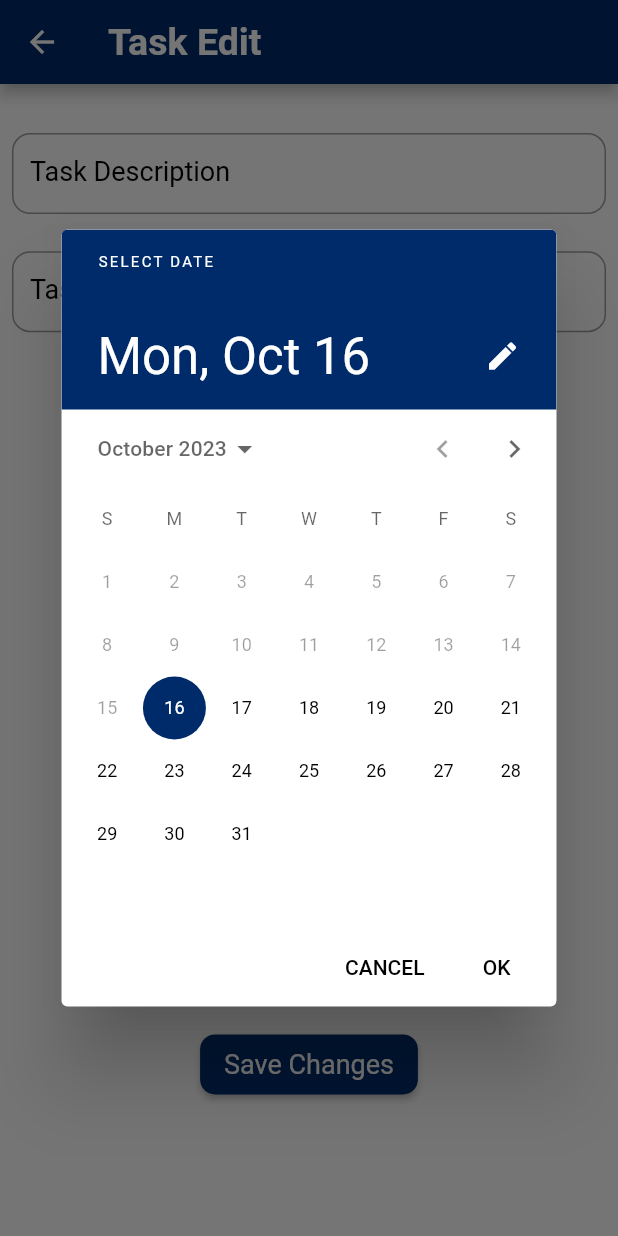
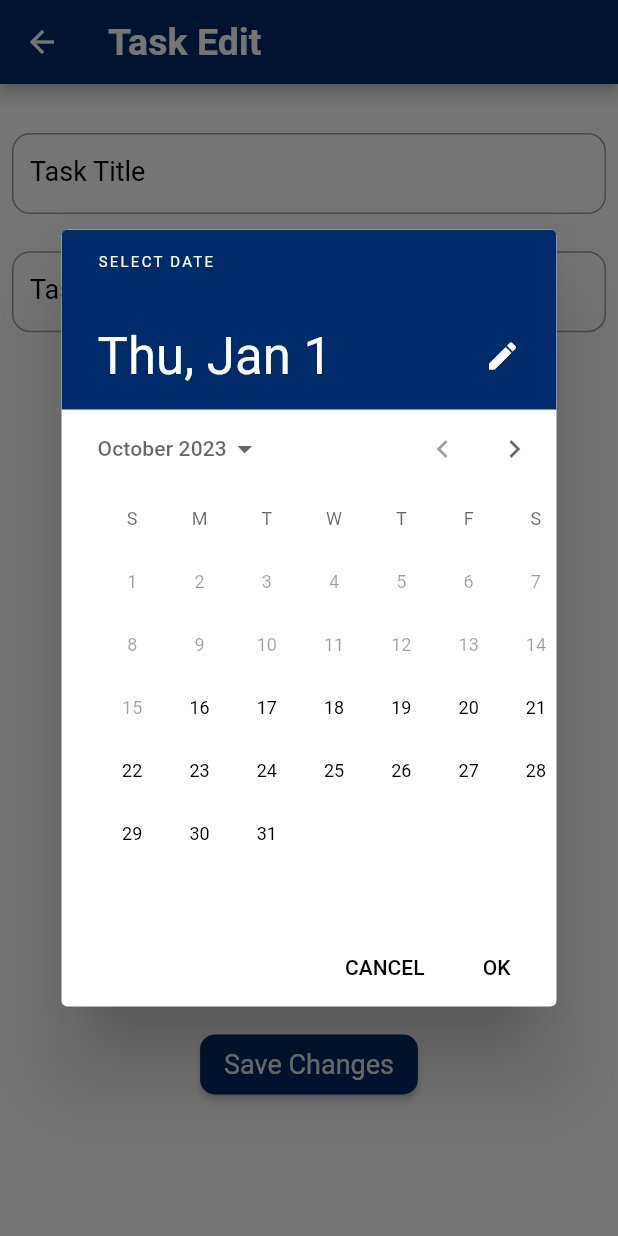
Before and after one commit to aiibd3/MyDay-List, a Flutter app: the EditTap screen opened directly with empty values, after a tap on "Select Time", on a phone screen of 412 x 824 dp. Run offline on Flutter 3.47's test engine with Material 2 defaults, Android fonts, the phone set to English and light mode, and no system bars; our stand-ins replace calendar_timeline, cloud_firestore, firebase_core, flutter_slidable, google_fonts; accounts and stored records are empty; generated files the repository leaves out were written again.

Commit message:
Some of the modifications: 1) update editTap

```diff
--- a/lib/screens/task_update/edit_screen.dart
+++ b/lib/screens/task_update/edit_screen.dart
@@ -9,23 +9,24 @@ import '../../providers/provider.dart';
 
 class EditTap extends StatefulWidget {
   static String routeName = "EditTap";
+  TaskModel task;
+  var titleController = TextEditingController();
+  var descriptionController = TextEditingController();
+late  DateTime dateController;
+
+  EditTap({required this.task}) {
+    titleController.text = task.title;
+    descriptionController.text = task.description;
+    dateController = DateTime.fromMicrosecondsSinceEpoch(task.date);
+  }
 
   @override
   State<EditTap> createState() => _EditTapState();
 }
 
 class _EditTapState extends State<EditTap> {
-  var titleController = TextEditingController();
-  var descriptionController = TextEditingController();
-
-  DateTime dateController = DateTime.now();
-
   @override
   Widget build(BuildContext context) {
-    var task = ModalRoute.of(context)!.settings.arguments as TaskModel;
-    titleController.text = task.title;
-    descriptionController.text = task.description;
-
     var pro = Provider.of<MProvider>(context);
 
     return Scaffold(
@@ -55,15 +56,15 @@ class _EditTapState extends State<EditTap> {
               height: MediaQuery.of(context).size.height * .03,
             ),
             TextFormField(
-              controller: titleController,
+
+              controller: widget.titleController,
               style: const TextStyle(
                 fontSize: 12,
                 fontWeight: FontWeight.w500,
               ),
               validator: (value) {
                 if (value == null || value.isEmpty) {
-                  return AppLocalizations.of(context)!
-                      .pleasEnterTaskDescription;
+                  return AppLocalizations.of(context)!.pleasEnterTaskTitle;
                 }
                 return null;
               },
@@ -73,7 +74,7 @@ class _EditTapState extends State<EditTap> {
                   fontWeight: FontWeight.w200,
                 ),
                 label: Text(
-                  AppLocalizations.of(context)!.taskDescription,
+                  AppLocalizations.of(context)!.taskTitle,
                   style: const TextStyle(
                       color: black, fontSize: 18, fontWeight: FontWeight.w400),
                 ),
@@ -91,7 +92,8 @@ class _EditTapState extends State<EditTap> {
               height: MediaQuery.of(context).size.height * .03,
             ),
             TextFormField(
-              controller: descriptionController,
+
+              controller:widget.descriptionController,
               style: const TextStyle(
                 fontSize: 12,
                 fontWeight: FontWeight.w500,
@@ -156,14 +158,14 @@ class _EditTapState extends State<EditTap> {
                       child: child!,
                     );
                   },
-                  initialDate: dateController,
-                  firstDate: DateTime.now(),
+                  initialDate: widget.dateController,
+                  firstDate:DateTime.now(),
                   lastDate: DateTime.now().add(
                     const Duration(days: 365),
                   ),
                 );
                 if (chosenDate != null) {
-                  dateController = DateUtils.dateOnly(chosenDate);
+                  widget.dateController = DateUtils.dateOnly(chosenDate);
                   setState(() {});
                 }
               },
@@ -179,7 +181,7 @@ class _EditTapState extends State<EditTap> {
               height: MediaQuery.of(context).size.height * .01,
             ),
             Text(
-              dateController.toString().substring(0, 10),
+              widget.dateController.toString().substring(0, 10),
               textAlign: TextAlign.center,
               style: GoogleFonts.inter(
                 fontSize: 20,
@@ -197,10 +199,11 @@ class _EditTapState extends State<EditTap> {
                 ),
               ),
               onPressed: () {
-                task.title = titleController.text;
-                task.description = descriptionController.text;
-                task.date = dateController.microsecondsSinceEpoch;
-                FirebaseFunction.updateTask(task.id, task);
+                widget.task.title = widget.titleController.text;
+                widget.task.description = widget.descriptionController.text;
+                widget.task.date = widget.dateController.microsecondsSinceEpoch;
+                FirebaseFunction.updateTask(widget.task.id, widget.task);
+
                 Navigator.pop(context);
               },
               child: Text(
```
Also changed, not shown: lib/main.dart (+3 -4 lines), lib/screens/tasks_screen/task_item.dart (+14 -8 lines).
